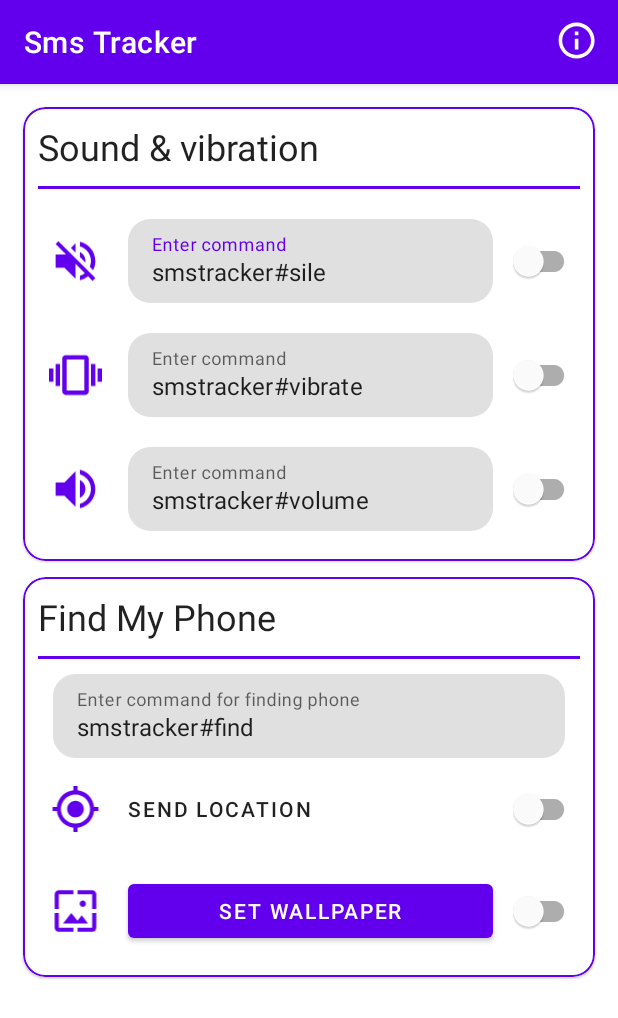
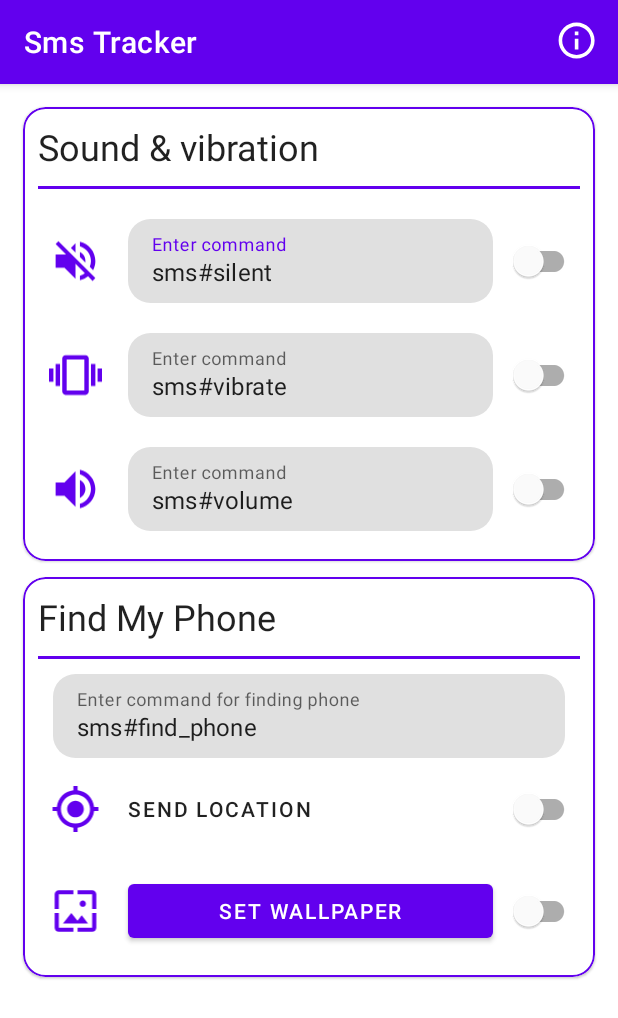
Before and after one commit to Nikhil-Devarkonda/Sms-Tracker, an Android app: the screen it shows after launch (MainActivity), on a phone screen of 412 x 824 dp. Shown: the top 1018 px of the screen. Run offline under Robolectric (Android 15) with nearby library versions, the phone set to English and light mode, and no system bars.

Commit message:
Bug fixes

```diff
--- a/app/src/main/java/com/nikhidev/smstacker/utils/Storage.java
+++ b/app/src/main/java/com/nikhidev/smstacker/utils/Storage.java
@@ -72,15 +72,15 @@ public class Storage {
             JSONObject s1 = new JSONObject();
             s1.put("enabled", false);
             s1.put("name", "SILENT");
-            s1.put("command","smstracker#silent");
+            s1.put("command","sms#silent");
             JSONObject s2 = new JSONObject();
             s2.put("enabled", false);
             s2.put("name", "VOLUME");
-            s2.put("command","smstracker#volume");
+            s2.put("command","sms#volume");
             JSONObject s3 = new JSONObject();
             s3.put("enabled", false);
             s3.put("name", "VIBRATE");
-            s3.put("command","smstracker#vibrate");
+            s3.put("command","sms#vibrate");
             sounds.put("SILENT",s1);
             sounds.put("VOLUME",s2);
             sounds.put("VIBRATE",s3);
@@ -97,7 +97,7 @@ public class Storage {
             f2.put("name", "WALLPAPER");
             f2.put("message", "This mobile is lost by\nowner\nPlease call\n{}\n to return it");
             JSONObject findPhone = new JSONObject();
-            findPhone.put("command","smstracker#find_phone");
+            findPhone.put("command","sms#find_phone");
             findPhone.put("LOCATION",f1);
             findPhone.put("WALLPAPER",f2);
             root.put(FINDPHONEKEY,findPhone);
--- a/app/src/main/res/layout/find_phone_card.xml
+++ b/app/src/main/res/layout/find_phone_card.xml
@@ -68,7 +68,7 @@
                 android:layout_width="match_parent"
                 android:layout_height="wrap_content"
                 android:inputType="textPersonName"
-                android:maxLength="15" />
+                android:maxLength="20" />
         </com.google.android.material.textfield.TextInputLayout>
         <!--                Item List -->
         <LinearLayout
--- a/app/src/main/res/layout/sound_vibration_card.xml
+++ b/app/src/main/res/layout/sound_vibration_card.xml
@@ -87,7 +87,7 @@
                     android:layout_height="wrap_content"
                     android:inputType="textPersonName"
 
-                    android:maxLength="15" />
+                    android:maxLength="20" />
             </com.google.android.material.textfield.TextInputLayout>
 
             <com.google.android.material.switchmaterial.SwitchMaterial
```
Also changed, not shown: app/src/main/java/com/nikhidev/smstacker/broadcast/SmsBroadcastReceiver.java (+4 -3 lines), app/src/main/java/com/nikhidev/smstacker/ui/home/HomeFragment.java (+12 -1 lines), 6 other files.
